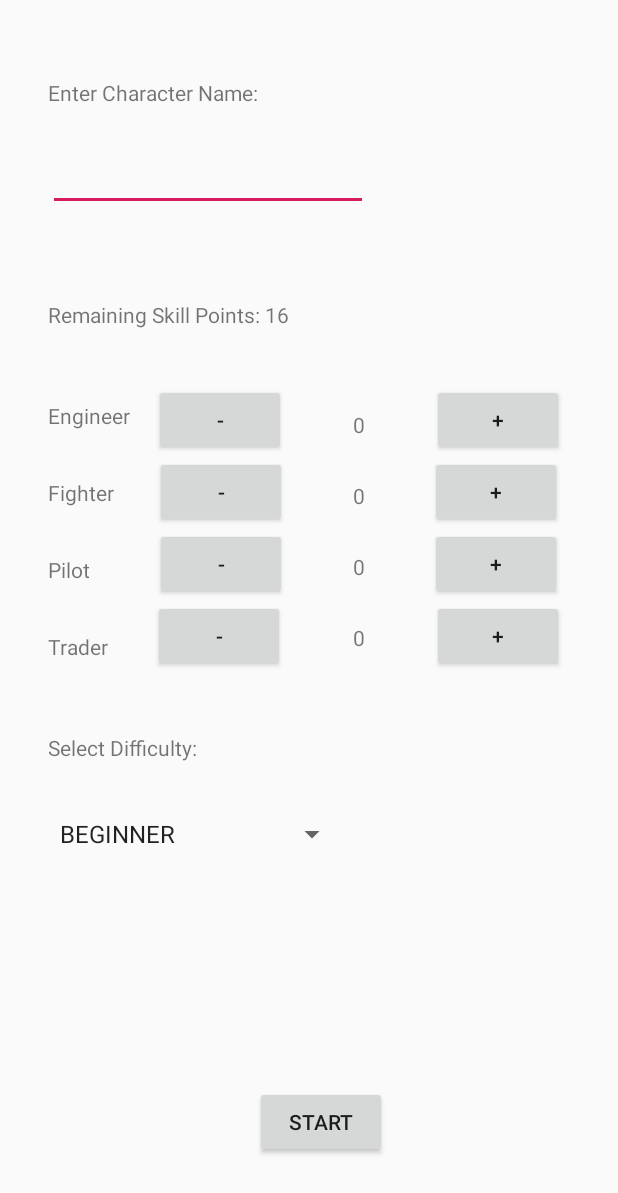
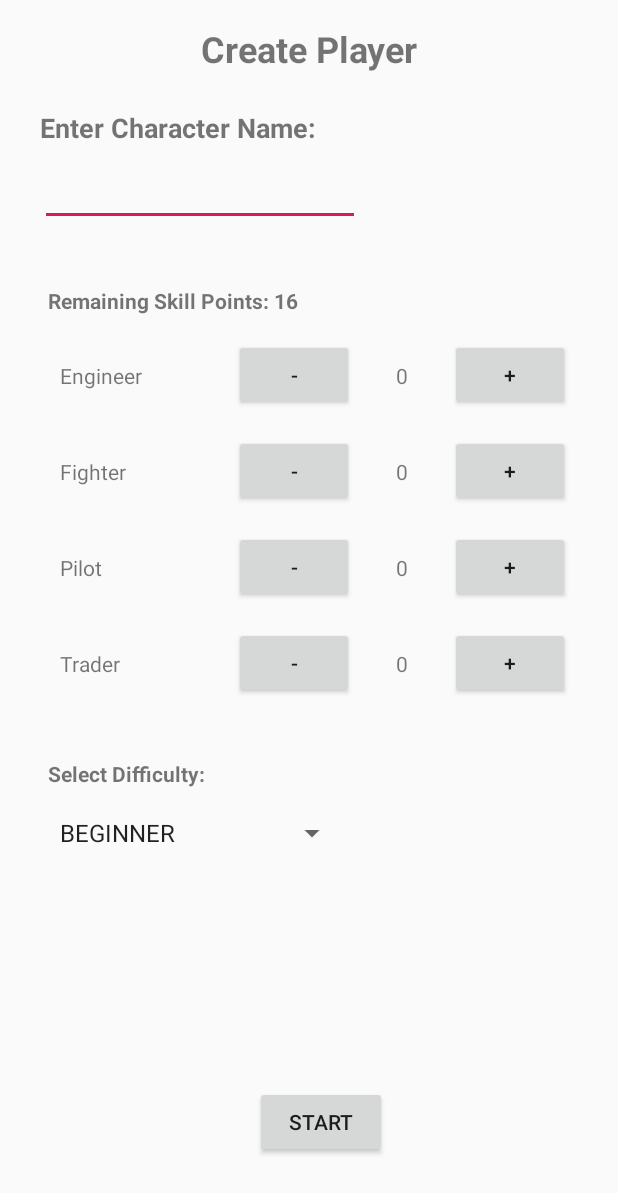
Before and after one commit to ghpvnist/Space-Trader, an Android app: the CreateAccount screen opened directly, with no data from a screen before it, on a phone screen of 412 x 824 dp. Shown: the top 1193 px of the screen. Run offline under Robolectric (Android 15) with nearby library versions, the phone set to English and light mode, and no system bars.

Commit message:
Fix create account view

```diff
--- a/app/src/main/res/layout/activity_create_account.xml
+++ b/app/src/main/res/layout/activity_create_account.xml
@@ -7,218 +7,26 @@
     tools:context=".view.CreateAccount">
 
     <TextView
-        android:id="@+id/character_name_textview"
-        android:layout_width="wrap_content"
-        android:layout_height="wrap_content"
-        android:layout_marginStart="32dp"
-        android:layout_marginTop="52dp"
-        android:text="Enter Character Name:"
-        app:layout_constraintStart_toStartOf="parent"
-        app:layout_constraintTop_toTopOf="parent" />
-
-    <EditText
-        android:id="@+id/player_name_edittext"
-        android:layout_width="wrap_content"
-        android:layout_height="wrap_content"
-        android:layout_marginStart="32dp"
-        android:layout_marginTop="24dp"
-        android:ems="10"
-        android:inputType="textPersonName"
-        app:layout_constraintStart_toStartOf="parent"
-        app:layout_constraintTop_toBottomOf="@+id/character_name_textview"
-        tools:text="Player Name" />
-
-    <TextView
         android:id="@+id/skills_textview"
         android:layout_width="wrap_content"
         android:layout_height="wrap_content"
         android:layout_marginStart="32dp"
-        android:layout_marginTop="200dp"
+        android:layout_marginTop="32dp"
         android:text="Remaining Skill Points:"
+        android:textStyle="bold"
         app:layout_constraintStart_toStartOf="parent"
-        app:layout_constraintTop_toTopOf="parent" />
-
-    <TextView
-        android:id="@+id/engineer_textview"
-        android:layout_width="wrap_content"
-        android:layout_height="wrap_content"
-        android:layout_marginStart="32dp"
-        android:layout_marginTop="48dp"
-        android:text="Engineer"
-        app:layout_constraintStart_toStartOf="parent"
-        app:layout_constraintTop_toBottomOf="@+id/skills_textview" />
-
-    <Button
-        android:id="@+id/engineer_minus_button"
-        android:layout_width="wrap_content"
-        android:layout_height="wrap_content"
-        android:layout_marginStart="16dp"
-        android:layout_marginTop="256dp"
-        android:text="-"
-        app:layout_constraintStart_toEndOf="@+id/engineer_textview"
-        app:layout_constraintTop_toTopOf="parent" />
-
-    <TextView
-        android:id="@+id/engineer_counter"
-        android:layout_width="wrap_content"
-        android:layout_height="0dp"
-        android:layout_marginStart="43dp"
-        android:layout_marginTop="54dp"
-        android:layout_marginEnd="43dp"
-        android:text="0"
-        app:layout_constraintEnd_toStartOf="@+id/fighter_plus_button"
-        app:layout_constraintHorizontal_bias="1.0"
-        app:layout_constraintStart_toEndOf="@+id/engineer_minus_button"
-        app:layout_constraintTop_toBottomOf="@+id/skills_textview" />
-
-    <Button
-        android:id="@+id/engineer_plus_button"
-        android:layout_width="wrap_content"
-        android:layout_height="wrap_content"
-        android:layout_marginTop="256dp"
-        android:layout_marginEnd="36dp"
-        android:text="+"
-        app:layout_constraintEnd_toEndOf="parent"
-        app:layout_constraintTop_toTopOf="parent" />
-
-    <TextView
-        android:id="@+id/fighter_textview"
-        android:layout_width="wrap_content"
-        android:layout_height="wrap_content"
-        android:layout_marginStart="32dp"
-        android:layout_marginTop="32dp"
-        android:text="Fighter"
-        app:layout_constraintStart_toStartOf="parent"
-        app:layout_constraintTop_toBottomOf="@+id/engineer_textview" />
-
-    <Button
-        android:id="@+id/fighter_minus_button"
-        android:layout_width="wrap_content"
-        android:layout_height="wrap_content"
-        android:layout_marginStart="27dp"
-        android:text="-"
-        app:layout_constraintStart_toEndOf="@+id/fighter_textview"
-        app:layout_constraintTop_toBottomOf="@+id/engineer_minus_button" />
-
-    <TextView
-        android:id="@+id/fighter_counter"
-        android:layout_width="wrap_content"
-        android:layout_height="wrap_content"
-        android:layout_marginStart="43dp"
-        android:layout_marginTop="28dp"
-        android:layout_marginEnd="43dp"
-        android:text="0"
-        app:layout_constraintEnd_toStartOf="@+id/fighter_plus_button"
-        app:layout_constraintStart_toEndOf="@+id/fighter_minus_button"
-        app:layout_constraintTop_toBottomOf="@+id/engineer_counter" />
-
-    <Button
-        android:id="@+id/fighter_plus_button"
-        android:layout_width="wrap_content"
-        android:layout_height="wrap_content"
-        android:layout_marginEnd="37dp"
-        android:text="+"
-        app:layout_constraintEnd_toEndOf="parent"
-        app:layout_constraintTop_toBottomOf="@+id/engineer_plus_button" />
-
-    <TextView
-        android:id="@+id/pilot_textview"
-        android:layout_width="wrap_content"
-        android:layout_height="wrap_content"
-        android:layout_marginStart="32dp"
-        android:layout_marginTop="32dp"
-        android:text="Pilot"
-        app:layout_constraintStart_toStartOf="parent"
-        app:layout_constraintTop_toBottomOf="@+id/fighter_textview" />
-
-    <Button
-        android:id="@+id/pilot_minus_button"
-        android:layout_width="wrap_content"
-        android:layout_height="wrap_content"
-        android:layout_marginStart="43dp"
-        android:text="-"
-        app:layout_constraintStart_toEndOf="@+id/pilot_textview"
-        app:layout_constraintTop_toBottomOf="@+id/fighter_minus_button" />
-
-    <TextView
-        android:id="@+id/pilot_counter"
-        android:layout_width="wrap_content"
-        android:layout_height="wrap_content"
-        android:layout_marginStart="43dp"
-        android:layout_marginTop="28dp"
-        android:layout_marginEnd="43dp"
-        android:text="0"
-        app:layout_constraintEnd_toStartOf="@+id/pilot_plus_button"
-        app:layout_constraintStart_toEndOf="@+id/pilot_minus_button"
-        app:layout_constraintTop_toBottomOf="@+id/fighter_counter" />
-
-    <Button
-        android:id="@+id/pilot_plus_button"
-        android:layout_width="wrap_content"
-        android:layout_height="wrap_content"
-        android:layout_marginEnd="37dp"
-        android:text="+"
-        app:layout_constraintEnd_toEndOf="parent"
-        app:layout_constraintTop_toBottomOf="@+id/fighter_plus_button" />
-
-    <TextView
-        android:id="@+id/trader_textview"
-        android:layout_width="wrap_content"
-        android:layout_height="wrap_content"
-        android:layout_marginStart="32dp"
-        android:layout_marginTop="32dp"
-        android:text="Trader"
-        app:layout_constraintStart_toStartOf="parent"
-        app:layout_constraintTop_toBottomOf="@+id/pilot_textview" />
-
-    <Button
-        android:id="@+id/trader_minus_button"
-        android:layout_width="wrap_content"
-        android:layout_height="wrap_content"
-        android:layout_marginStart="30dp"
-        android:layout_marginBottom="8dp"
-        android:text="-"
-        app:layout_constraintBottom_toBottomOf="parent"
-        app:layout_constraintStart_toEndOf="@+id/trader_textview"
-        app:layout_constraintTop_toBottomOf="@+id/pilot_minus_button"
-        app:layout_constraintVertical_bias="0.0" />
-
-    <TextView
-        android:id="@+id/trader_counter"
-        android:layout_width="wrap_content"
-        android:layout_height="wrap_content"
-        android:layout_marginStart="43dp"
-        android:layout_marginTop="28dp"
-        android:layout_marginEnd="43dp"
-        android:text="0"
-        app:layout_constraintEnd_toStartOf="@+id/trader_plus_button"
-        app:layout_constraintStart_toEndOf="@+id/trader_minus_button"
-        app:layout_constraintTop_toBottomOf="@+id/pilot_counter" />
-
-    <Button
-        android:id="@+id/trader_plus_button"
-        android:layout_width="wrap_content"
-        android:layout_height="wrap_content"
-        android:layout_marginEnd="36dp"
-        android:layout_marginBottom="8dp"
-        android:text="+"
-        app:layout_constraintBottom_toBottomOf="parent"
-        app:layout_constraintEnd_toEndOf="parent"
-        app:layout_constraintTop_toBottomOf="@+id/pilot_plus_button"
-        app:layout_constraintVertical_bias="0.0" />
+        app:layout_constraintTop_toBottomOf="@+id/player_name_panel" />
 
     <TextView
         android:id="@+id/difficulty_textview"
         android:layout_width="wrap_content"
         android:layout_height="21dp"
         android:layout_marginStart="32dp"
-        android:layout_marginTop="48dp"
-        android:layout_marginEnd="277dp"
+        android:layout_marginTop="32dp"
         android:text="Select Difficulty:"
-        app:layout_constraintEnd_toEndOf="parent"
-        app:layout_constraintHorizontal_bias="0.0"
+        android:textStyle="bold"
         app:layout_constraintStart_toStartOf="parent"
-        app:layout_constraintTop_toBottomOf="@+id/trader_textview" />
+        app:layout_constraintTop_toBottomOf="@+id/trader_panel" />
 
     <Spinner
         android:id="@+id/difficulty_spinner"
@@ -226,14 +34,8 @@
         android:layout_height="wrap_content"
         android:layout_marginStart="32dp"
         android:layout_marginTop="16dp"
-        android:layout_marginEnd="179dp"
-        android:layout_marginBottom="64dp"
-        app:layout_constraintBottom_toTopOf="@+id/start_button"
-        app:layout_constraintEnd_toEndOf="parent"
-        app:layout_constraintHorizontal_bias="0.0"
         app:layout_constraintStart_toStartOf="parent"
-        app:layout_constraintTop_toBottomOf="@+id/difficulty_textview"
-        app:layout_constraintVertical_bias="0.161" />
+        app:layout_constraintTop_toBottomOf="@+id/difficulty_textview" />
 
     <Button
         android:id="@+id/start_button"
@@ -249,4 +51,307 @@
         app:layout_constraintHorizontal_bias="0.0"
         app:layout_constraintStart_toStartOf="parent" />
 
+    <TextView
+        android:id="@+id/textView2"
+        android:layout_width="wrap_content"
+        android:layout_height="wrap_content"
+        android:layout_marginTop="16dp"
+        android:text="Create Player"
+        android:textSize="24sp"
+        android:textStyle="bold"
+        app:layout_constraintEnd_toEndOf="parent"
+        app:layout_constraintStart_toStartOf="parent"
+        app:layout_constraintTop_toTopOf="parent" />
+
+    <android.support.constraint.ConstraintLayout
+        android:id="@+id/player_name_panel"
+        android:layout_width="375dp"
+        android:layout_height="wrap_content"
+        android:layout_marginStart="16dp"
+        android:layout_marginTop="16dp"
+        android:layout_marginEnd="16dp"
+        app:layout_constraintEnd_toEndOf="parent"
+        app:layout_constraintStart_toStartOf="parent"
+        app:layout_constraintTop_toBottomOf="@+id/textView2">
+
+        <EditText
+            android:id="@+id/player_name_edittext"
+            android:layout_width="wrap_content"
+            android:layout_height="wrap_content"
+            android:layout_marginStart="8dp"
+            android:layout_marginTop="8dp"
+            android:layout_marginBottom="8dp"
+            android:ems="10"
+            android:inputType="textPersonName"
+            app:layout_constraintBottom_toBottomOf="parent"
+            app:layout_constraintStart_toStartOf="parent"
+            app:layout_constraintTop_toBottomOf="@+id/character_name_textview"
+            tools:text="Player Name" />
+
+        <TextView
+            android:id="@+id/character_name_textview"
+            android:layout_width="wrap_content"
+            android:layout_height="wrap_content"
+            android:layout_marginStart="8dp"
+            android:layout_marginTop="8dp"
+            android:text="Enter Character Name:"
+            android:textSize="18sp"
+            android:textStyle="bold"
+            app:layout_constraintStart_toStartOf="parent"
+            app:layout_constraintTop_toTopOf="parent" />
+    </android.support.constraint.ConstraintLayout>
+
+    <android.support.constraint.ConstraintLayout
+        android:id="@+id/trader_panel"
+        android:layout_width="0dp"
+        android:layout_height="wrap_content"
+        android:layout_marginStart="16dp"
+        android:layout_marginEnd="16dp"
+        app:layout_constraintEnd_toEndOf="parent"
+        app:layout_constraintHorizontal_bias="0.0"
+        app:layout_constraintStart_toStartOf="parent"
+        app:layout_constraintTop_toBottomOf="@+id/pilot_panel">
+
+        <TextView
+            android:id="@+id/trader_counter"
+            android:layout_width="wrap_content"
+            android:layout_height="wrap_content"
+            android:layout_marginStart="8dp"
+            android:layout_marginTop="16dp"
+            android:layout_marginEnd="8dp"
+            android:layout_marginBottom="16dp"
+            android:text="0"
+            app:layout_constraintBottom_toBottomOf="parent"
+            app:layout_constraintEnd_toStartOf="@+id/trader_plus_button"
+            app:layout_constraintStart_toEndOf="@+id/trader_minus_button"
+            app:layout_constraintTop_toTopOf="parent" />
+
+        <Button
+            android:id="@+id/trader_plus_button"
+            android:layout_width="80dp"
+            android:layout_height="wrap_content"
+            android:layout_marginTop="8dp"
+            android:layout_marginEnd="16dp"
+            android:layout_marginBottom="8dp"
+            android:text="+"
+            app:layout_constraintBottom_toBottomOf="parent"
+            app:layout_constraintEnd_toEndOf="parent"
+            app:layout_constraintTop_toTopOf="parent" />
+
+        <Button
+            android:id="@+id/trader_minus_button"
+            android:layout_width="80dp"
+            android:layout_height="wrap_content"
+            android:layout_marginTop="8dp"
+            android:layout_marginEnd="64dp"
+            android:layout_marginBottom="8dp"
+            android:text="-"
+            app:layout_constraintBottom_toBottomOf="parent"
+            app:layout_constraintEnd_toStartOf="@+id/trader_plus_button"
+            app:layout_constraintTop_toTopOf="parent" />
+
+        <TextView
+            android:id="@+id/trader_textview"
+            android:layout_width="wrap_content"
+            android:layout_height="wrap_content"
+            android:layout_marginStart="24dp"
+            android:layout_marginTop="8dp"
+            android:layout_marginBottom="8dp"
+            android:text="Trader"
+            android:textStyle="normal"
+            app:layout_constraintBottom_toBottomOf="parent"
+            app:layout_constraintStart_toStartOf="parent"
+            app:layout_constraintTop_toTopOf="parent" />
+    </android.support.constraint.ConstraintLayout>
+
+    <android.support.constraint.ConstraintLayout
+        android:id="@+id/pilot_panel"
+        android:layout_width="0dp"
+        android:layout_height="wrap_content"
+        android:layout_marginStart="16dp"
+        android:layout_marginEnd="16dp"
+        app:layout_constraintEnd_toEndOf="parent"
+        app:layout_constraintHorizontal_bias="0.0"
+        app:layout_constraintStart_toStartOf="parent"
+        app:layout_constraintTop_toBottomOf="@+id/fighter_panel">
+
+        <TextView
+            android:id="@+id/pilot_counter"
+            android:layout_width="wrap_content"
+            android:layout_height="wrap_content"
+            android:layout_marginStart="8dp"
+            android:layout_marginTop="16dp"
+            android:layout_marginEnd="8dp"
+            android:layout_marginBottom="16dp"
+            android:text="0"
+            app:layout_constraintBottom_toBottomOf="parent"
+            app:layout_constraintEnd_toStartOf="@+id/pilot_plus_button"
+            app:layout_constraintStart_toEndOf="@+id/pilot_minus_button"
+            app:layout_constraintTop_toTopOf="parent" />
+
+        <Button
+            android:id="@+id/pilot_plus_button"
+            android:layout_width="80dp"
+            android:layout_height="wrap_content"
+            android:layout_marginTop="8dp"
+            android:layout_marginEnd="16dp"
+            android:layout_marginBottom="8dp"
+            android:text="+"
+            app:layout_constraintBottom_toBottomOf="parent"
+            app:layout_constraintEnd_toEndOf="parent"
+            app:layout_constraintTop_toTopOf="parent" />
+
+        <Button
+            android:id="@+id/pilot_minus_button"
+            android:layout_width="80dp"
+            android:layout_height="wrap_content"
+            android:layout_marginTop="8dp"
+            android:layout_marginEnd="64dp"
+            android:layout_marginBottom="8dp"
+            android:text="-"
+            app:layout_constraintBottom_toBottomOf="parent"
+            app:layout_constraintEnd_toStartOf="@+id/pilot_plus_button"
+            app:layout_constraintTop_toTopOf="parent" />
+
+        <TextView
+            android:id="@+id/pilot_textview"
+            android:layout_width="wrap_content"
+            android:layout_height="wrap_content"
+            android:layout_marginStart="24dp"
+            android:layout_marginTop="8dp"
+            android:layout_marginBottom="8dp"
+            android:text="Pilot"
+            android:textStyle="normal"
+            app:layout_constraintBottom_toBottomOf="parent"
+            app:layout_constraintStart_toStartOf="parent"
+            app:layout_constraintTop_toTopOf="parent" />
+    </android.support.constraint.ConstraintLayout>
+
+    <android.support.constraint.ConstraintLayout
+        android:id="@+id/fighter_panel"
+        android:layout_width="0dp"
+        android:layout_height="wrap_content"
+        android:layout_marginStart="16dp"
+        android:layout_marginEnd="16dp"
+        app:layout_constraintEnd_toEndOf="parent"
+        app:layout_constraintStart_toStartOf="parent"
+        app:layout_constraintTop_toBottomOf="@+id/engineer_panel">
+
+        <TextView
+            android:id="@+id/fighter_counter"
+            android:layout_width="wrap_content"
+            android:layout_height="wrap_content"
+            android:layout_marginStart="8dp"
+            android:layout_marginTop="16dp"
+            android:layout_marginEnd="8dp"
+            android:layout_marginBottom="16dp"
+            android:text="0"
+            app:layout_constraintBottom_toBottomOf="parent"
+            app:layout_constraintEnd_toStartOf="@+id/fighter_plus_button"
+            app:layout_constraintStart_toEndOf="@+id/fighter_minus_button"
+            app:layout_constraintTop_toTopOf="parent" />
+
+        <Button
+            android:id="@+id/fighter_plus_button"
+            android:layout_width="80dp"
+            android:layout_height="wrap_content"
+            android:layout_marginTop="8dp"
+            android:layout_marginEnd="16dp"
+            android:layout_marginBottom="8dp"
+            android:text="+"
+            app:layout_constraintBottom_toBottomOf="parent"
+            app:layout_constraintEnd_toEndOf="parent"
+            app:layout_constraintTop_toTopOf="parent" />
+
+        <Button
+            android:id="@+id/fighter_minus_button"
+            android:layout_width="80dp"
+            android:layout_height="wrap_content"
+            android:layout_marginTop="8dp"
+            android:layout_marginEnd="64dp"
+            android:layout_marginBottom="8dp"
+            android:text="-"
+            app:layout_constraintBottom_toBottomOf="parent"
+            app:layout_constraintEnd_toStartOf="@+id/fighter_plus_button"
+            app:layout_constraintTop_toTopOf="parent" />
+
+        <TextView
+            android:id="@+id/fighter_textview"
+            android:layout_width="wrap_content"
+            android:layout_height="wrap_content"
+            android:layout_marginStart="24dp"
+            android:layout_marginTop="8dp"
+            android:layout_marginBottom="8dp"
+            android:text="Fighter"
+            android:textStyle="normal"
+            app:layout_constraintBottom_toBottomOf="parent"
+            app:layout_constraintStart_toStartOf="parent"
+            app:layout_constraintTop_toTopOf="parent" />
+    </android.support.constraint.ConstraintLayout>
+
+    <android.support.constraint.ConstraintLayout
+        android:id="@+id/engineer_panel"
+        android:layout_width="0dp"
+        android:layout_height="wrap_content"
+        android:layout_marginStart="16dp"
+        android:layout_marginTop="8dp"
+        android:layout_marginEnd="16dp"
+        app:layout_constraintEnd_toEndOf="parent"
+        app:layout_constraintHorizontal_bias="0.0"
+        app:layout_constraintStart_toStartOf="parent"
+        app:layout_constraintTop_toBottomOf="@+id/skills_textview">
+
+        <TextView
+            android:id="@+id/engineer_counter"
+            android:layout_width="wrap_content"
+            android:layout_height="wrap_content"
+            android:layout_marginStart="8dp"
+            android:layout_marginTop="8dp"
+            android:layout_marginEnd="8dp"
+            android:layout_marginBottom="8dp"
+            android:text="0"
+            app:layout_constraintBottom_toBottomOf="parent"
+            app:layout_constraintEnd_toStartOf="@+id/engineer_plus_button"
+            app:layout_constraintStart_toEndOf="@+id/engineer_minus_button"
+            app:layout_constraintTop_toTopOf="parent" />
+
+        <Button
+            android:id="@+id/engineer_plus_button"
+            android:layout_width="80dp"
+            android:layout_height="wrap_content"
+            android:layout_marginTop="8dp"
+            android:layout_marginEnd="16dp"
+            android:layout_marginBottom="8dp"
+            android:text="+"
+            app:layout_constraintBottom_toBottomOf="parent"
+            app:layout_constraintEnd_toEndOf="parent"
+            app:layout_constraintTop_toTopOf="parent" />
+
+        <Button
+            android:id="@+id/engineer_minus_button"
+            android:layout_width="80dp"
+            android:layout_height="wrap_content"
+            android:layout_marginTop="8dp"
+            android:layout_marginEnd="64dp"
+            android:layout_marginBottom="8dp"
+            android:text="-"
+            app:layout_constraintBottom_toBottomOf="parent"
+            app:layout_constraintEnd_toStartOf="@+id/engineer_plus_button"
+            app:layout_constraintTop_toTopOf="parent"
+            app:layout_constraintVertical_bias="0.0" />
+
+        <TextView
+            android:id="@+id/engineer_textview"
+            android:layout_width="wrap_content"
+            android:layout_height="wrap_content"
+            android:layout_marginStart="24dp"
+            android:layout_marginTop="8dp"
+            android:layout_marginBottom="8dp"
+            android:text="Engineer"
+            android:textStyle="normal"
+            app:layout_constraintBottom_toBottomOf="parent"
+            app:layout_constraintStart_toStartOf="parent"
+            app:layout_constraintTop_toTopOf="parent" />
+    </android.support.constraint.ConstraintLayout>
+
 </android.support.constraint.ConstraintLayout>
```
